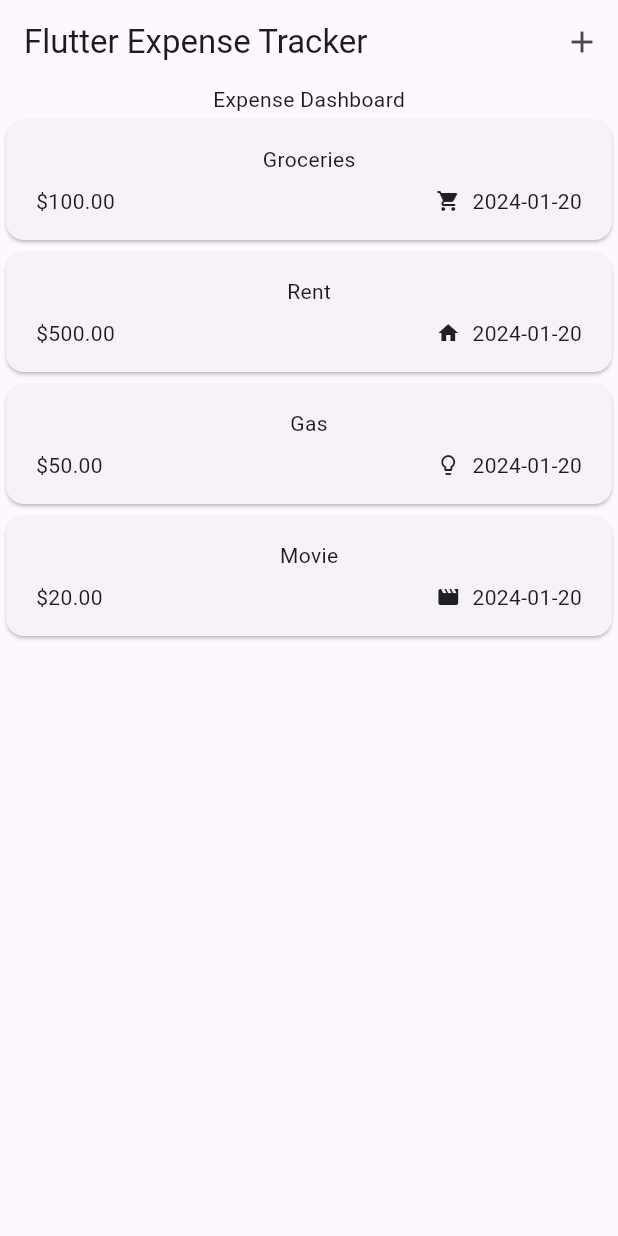
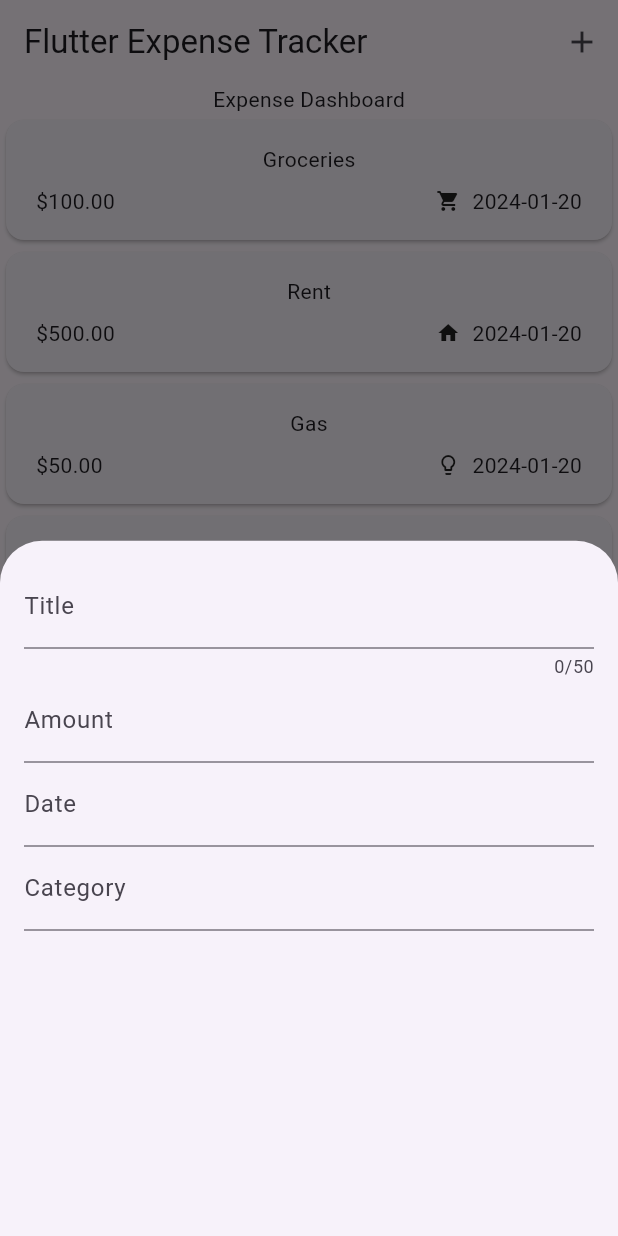
Before and after one commit to ravraw/flutter_expense_tracker, a Flutter app: the screen it shows after launch, after a tap on the "add" icon, on a phone screen of 412 x 824 dp. Run offline on Flutter 3.47's test engine with Material 3 defaults, Android fonts, the phone set to English and light mode, and no system bars.

Commit message:
Added fields for  NewExpense wedgit

```diff
--- a/lib/expense_tracker.dart
+++ b/lib/expense_tracker.dart
@@ -1,6 +1,7 @@
 import 'package:flutter/material.dart';
 import 'package:flutter_expense_tracker/expense_list/expenses_list.dart';
 import 'package:flutter_expense_tracker/models/expense.dart';
+import 'package:flutter_expense_tracker/new_expense.dart';
 
 class ExpenseTracker extends StatefulWidget {
   const ExpenseTracker({Key? key}) : super(key: key);
@@ -37,6 +38,15 @@ class _ExpenseTrackerState extends State<ExpenseTracker> {
     ),
   ];
 
+  void _openAddExpenseOverlay() {
+    showModalBottomSheet(
+      context: context,
+      builder: (context) {
+        return const NewExpense();
+      },
+    );
+  }
+
   @override
   Widget build(BuildContext context) {
     return Scaffold(
@@ -44,7 +54,7 @@ class _ExpenseTrackerState extends State<ExpenseTracker> {
         title: const Text("Flutter Expense Tracker"),
         actions: [
           IconButton(
-            onPressed: () {},
+            onPressed: _openAddExpenseOverlay,
             icon: const Icon(Icons.add),
           ),
         ],
--- a/lib/main.dart
+++ b/lib/main.dart
@@ -3,6 +3,7 @@ import 'package:flutter_expense_tracker/expense_tracker.dart';
 
 main() {
   runApp(const MaterialApp(
+    debugShowCheckedModeBanner: false,
     home: ExpenseTracker(),
   ));
 }
--- /dev/null
+++ b/lib/new_expense.dart
@@ -0,0 +1,34 @@
+import 'package:flutter/material.dart';
+
+class NewExpense extends StatefulWidget {
+  const NewExpense({super.key});
+
+  @override
+  State<NewExpense> createState() => _NewExpenseState();
+}
+
+class _NewExpenseState extends State<NewExpense> {
+  @override
+  Widget build(BuildContext context) {
+    return const Padding(
+      padding: EdgeInsets.all(16),
+      child: Column(
+        children: [
+          TextField(
+            decoration: InputDecoration(labelText: "Title"),
+            maxLength: 50,
+          ),
+          TextField(
+            decoration: InputDecoration(labelText: "Amount"),
+          ),
+          TextField(
+            decoration: InputDecoration(labelText: "Date"),
+          ),
+          TextField(
+            decoration: InputDecoration(labelText: "Category"),
+          ),
+        ],
+      ),
+    );
+  }
+}
```
